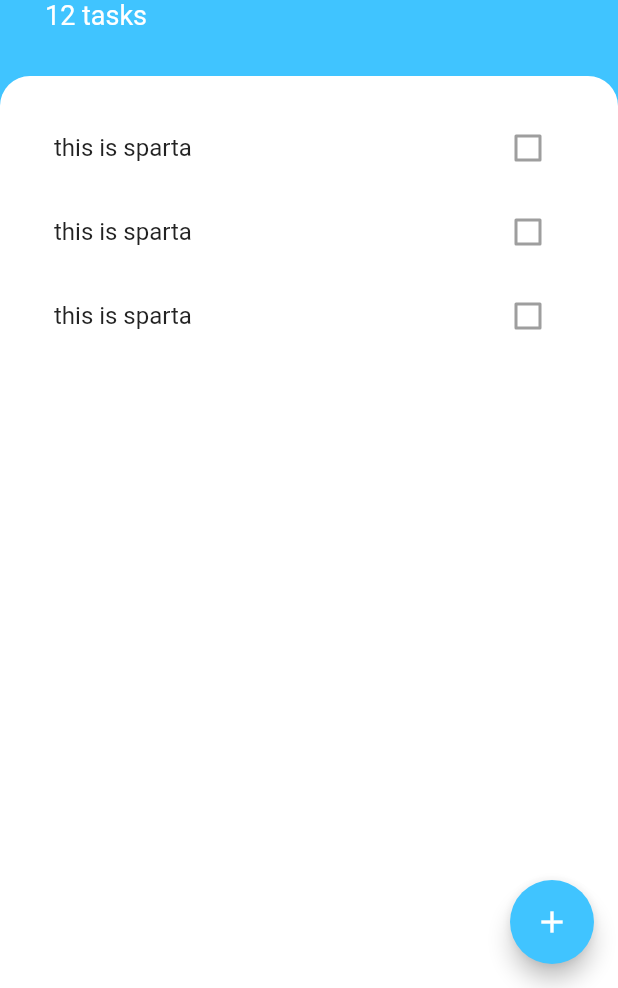
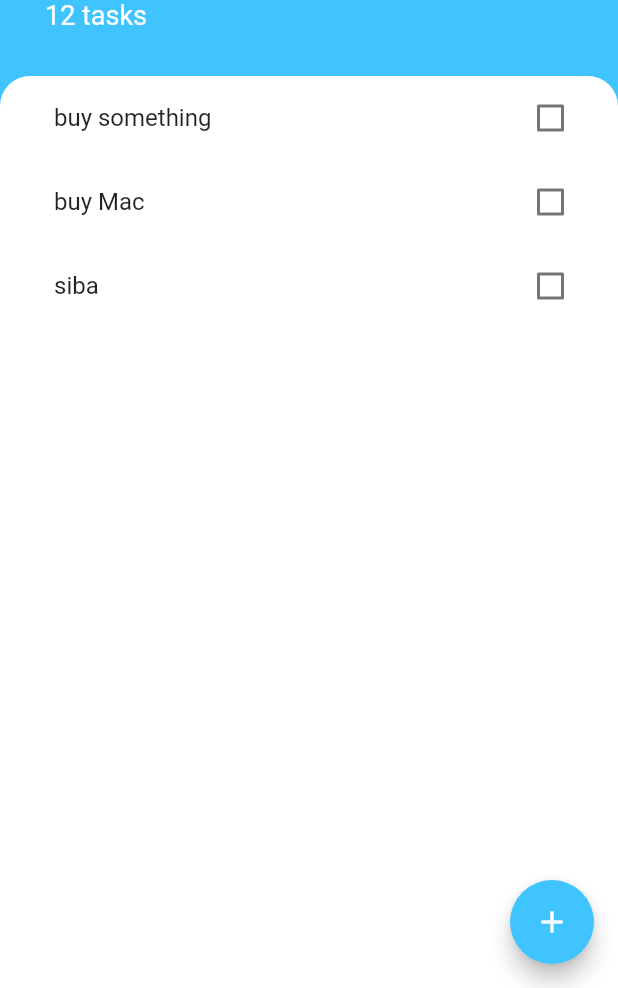
Before and after one commit to googoles/flutter_todo, a Flutter app: the screen it shows after launch, on a phone screen of 412 x 824 dp, the part 248-1236 px from its top. Run offline on Flutter 3.47's test engine with Material 2 defaults, Android fonts, the phone set to English and light mode, and no system bars.

Commit message:
Made Lists and tasks

```diff
--- /dev/null
+++ b/lib/models/task.dart
@@ -0,0 +1,11 @@
+class Task {
+
+  final String name;
+  bool isDone;
+
+  Task({this.name, this.isDone = false});
+
+  void toggleDone() {
+    isDone = !isDone;
+  }
+}
--- a/lib/screens/tasks_screen.dart
+++ b/lib/screens/tasks_screen.dart
@@ -4,15 +4,24 @@ import 'package:flutter_todo/screens/add_tasks_screen.dart';
 
 class TaskScreen extends StatelessWidget {
 
-  String text = 'SIBAA';
+
 
   @override
   Widget build(BuildContext context) {
     return Scaffold(
       backgroundColor: Colors.lightBlueAccent,
       floatingActionButton: FloatingActionButton(
-        onPressed: (){
-          showModalBottomSheet(context: context, builder: (context) => AddTaskScreen());
+        onPressed: () {
+          showModalBottomSheet(
+            context: context,
+            isScrollControlled: true,
+            builder: (context) => SingleChildScrollView(
+                child: Container(
+                    padding: EdgeInsets.only(
+                        bottom: MediaQuery.of(context).viewInsets.bottom),
+                    child: AddTaskScreen())
+            ),
+          );
         },
         backgroundColor: Colors.lightBlueAccent,
         child: Icon(Icons.add),
@@ -56,14 +65,14 @@ class TaskScreen extends StatelessWidget {
           ),
           Expanded(
             child: Container(
-
+              padding: EdgeInsets.only(left: 20, right: 5),
               height: 100,
               decoration: BoxDecoration(
                   color: Colors.white,
                   borderRadius: BorderRadius.only(
                       topLeft: Radius.circular(20),
                       topRight: Radius.circular(20))),
-              child: TaskLists(),
+              child: TasksList(),
             ),
           ),
         ],
--- a/lib/widgets/task_tile.dart
+++ b/lib/widgets/task_tile.dart
@@ -1,13 +1,26 @@
 import 'package:flutter/material.dart';
 
 class TaskTile extends StatelessWidget {
+  final bool isChecked;
+  final String taskTitle;
+  final Function checkboxCallback;
 
+  TaskTile({this.isChecked, this.taskTitle, this.checkboxCallback});
 
   @override
   Widget build(BuildContext context) {
     return ListTile(
-      title: Text('this is sparta'),
-      trailing: Checkbox(value: false, onChanged: null),
+      title: Text(
+        taskTitle,
+        style: TextStyle(
+          decoration: isChecked ? TextDecoration.lineThrough : null,
+        ),
+      ),
+      trailing: Checkbox(
+        activeColor: Colors.lightBlueAccent,
+        value: isChecked,
+        onChanged: checkboxCallback,
+      ),
     );
   }
 }
--- a/lib/widgets/tasks_list.dart
+++ b/lib/widgets/tasks_list.dart
@@ -1,20 +1,34 @@
 import 'package:flutter/material.dart';
 import 'package:flutter_todo/widgets/task_tile.dart';
+import 'package:flutter_todo/models/task.dart';
 
-class TaskLists extends StatelessWidget {
+class TasksList extends StatefulWidget {
+  @override
+  _TaskListsState createState() => _TaskListsState();
+}
 
+class _TaskListsState extends State<TasksList> {
+  List<Task> tasks = [
+    Task(name: "buy something"),
+    Task(name: "buy Mac"),
+    Task(name: "siba"),
+  ];
 
   @override
   Widget build(BuildContext context) {
-    return ListView(
-
-      padding: EdgeInsets.all(20),
-      children: <Widget>[
-        TaskTile(),
-        TaskTile(),
-        TaskTile(),
-
-      ],
+    return ListView.builder(
+      itemBuilder: (context, index) {
+        return TaskTile(
+          taskTitle: tasks[index].name,
+          isChecked: tasks[index].isDone,
+          checkboxCallback: (checkboxState) {
+            setState(() {
+              tasks[index].toggleDone();
+            });
+          },
+        );
+      },
+      itemCount: tasks.length,
     );
   }
 }
```
